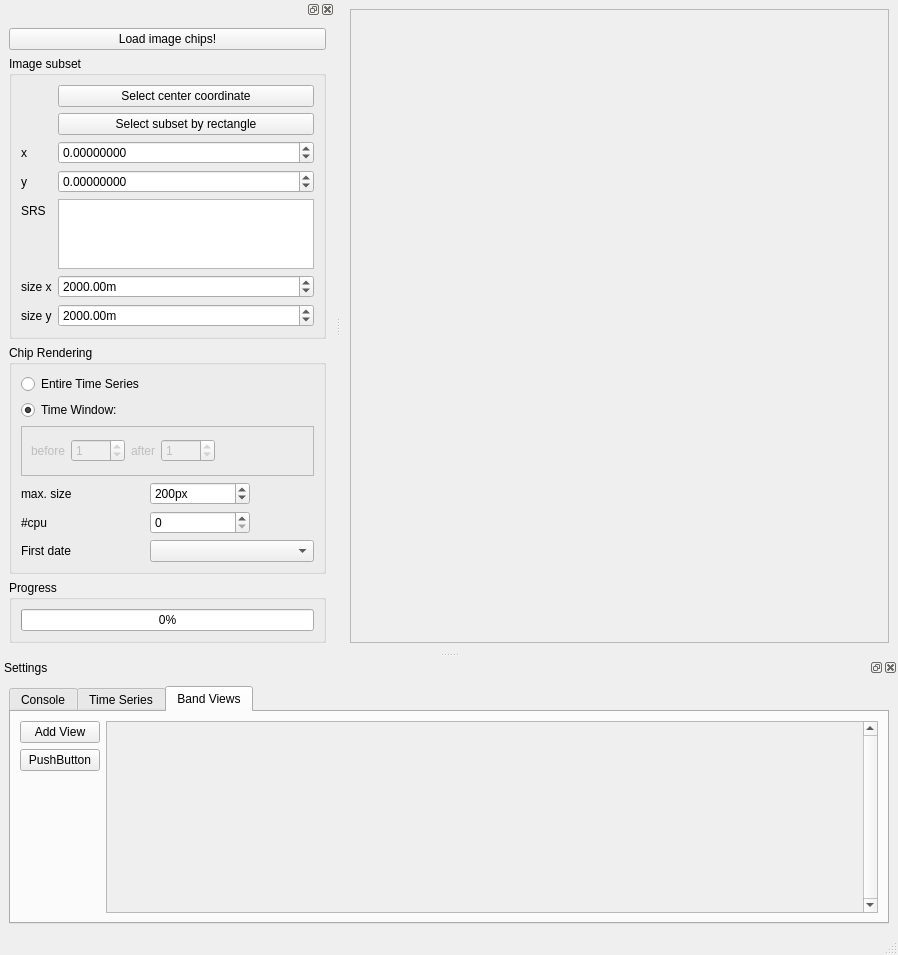
Old version of the form sensecarbon_tsv_gui_base.ui in the repository jakimowb/eo-time-series-viewer.
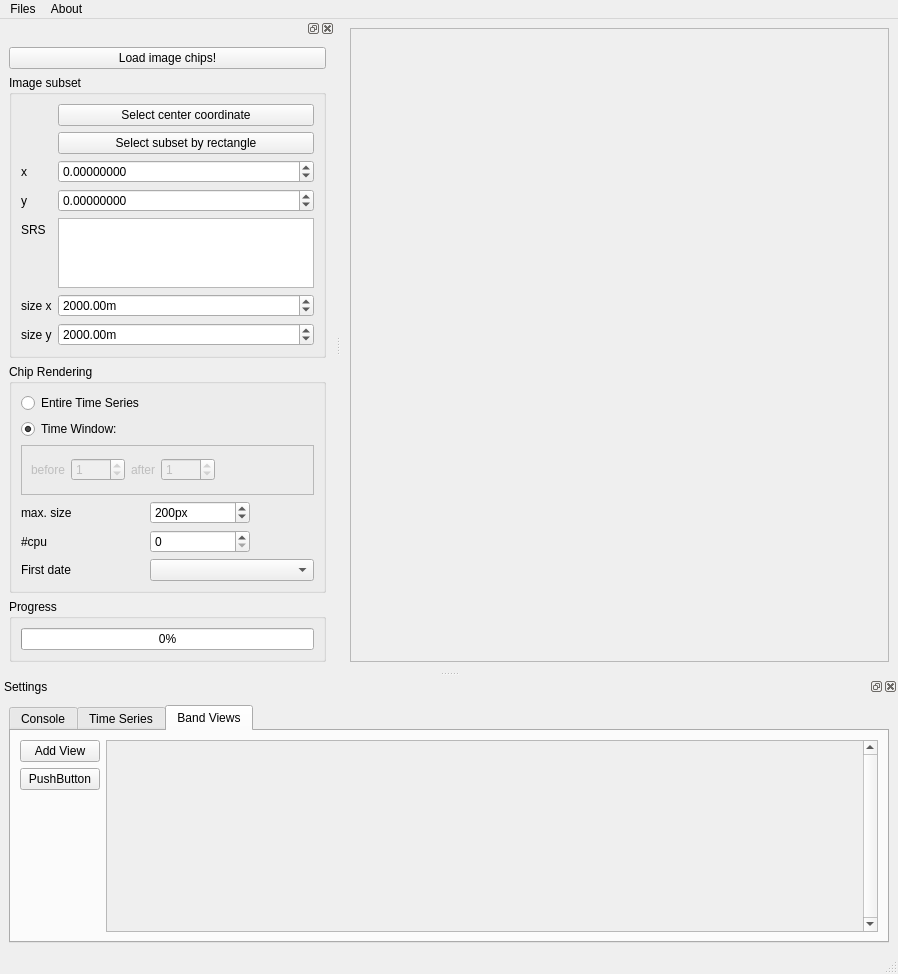
New version of the form. The open tabs and pages were chosen to show the change.

Commit message: added menu bar

```diff
--- a/sensecarbon_tsv_gui_base.ui
+++ b/sensecarbon_tsv_gui_base.ui
@@ -299,8 +299,8 @@
              <rect>
               <x>0</x>
               <y>0</y>
-              <width>81</width>
-              <height>28</height>
+              <width>754</width>
+              <height>204</height>
              </rect>
             </property>
             <property name="sizePolicy">
@@ -723,6 +723,28 @@
     </layout>
    </widget>
   </widget>
+  <widget class="QMenuBar" name="menuBar">
+   <property name="geometry">
+    <rect>
+     <x>0</x>
+     <y>0</y>
+     <width>898</width>
+     <height>21</height>
+    </rect>
+   </property>
+   <widget class="QMenu" name="menuFiles">
+    <property name="title">
+     <string>Files</string>
+    </property>
+   </widget>
+   <widget class="QMenu" name="menuAbout">
+    <property name="title">
+     <string>About</string>
+    </property>
+   </widget>
+   <addaction name="menuFiles"/>
+   <addaction name="menuAbout"/>
+  </widget>
   <action name="actionSelectCoordinate">
    <property name="text">
     <string>selectCoordinate</string>
```
